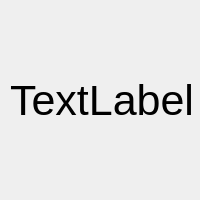
siborion/siborion_american_scan, file bigviewnum.ui: the form before one commit.
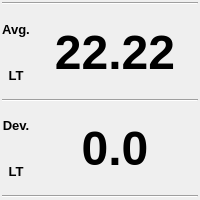
The form after the commit.

What changed in the file:
```diff
--- a/bigviewnum.ui
+++ b/bigviewnum.ui
@@ -13,24 +13,168 @@
   <property name="windowTitle">
    <string>Form</string>
   </property>
-  <widget class="QLabel" name="label">
-   <property name="geometry">
-    <rect>
-     <x>10</x>
-     <y>70</y>
-     <width>191</width>
-     <height>61</height>
-    </rect>
+  <layout class="QGridLayout" name="gridLayout_2">
+   <property name="leftMargin">
+    <number>0</number>
    </property>
-   <property name="font">
-    <font>
-     <pointsize>32</pointsize>
-    </font>
+   <property name="topMargin">
+    <number>0</number>
    </property>
-   <property name="text">
-    <string>TextLabel</string>
+   <property name="rightMargin">
+    <number>0</number>
    </property>
-  </widget>
+   <property name="bottomMargin">
+    <number>0</number>
+   </property>
+   <property name="spacing">
+    <number>0</number>
+   </property>
+   <item row="0" column="0">
+    <layout class="QGridLayout" name="gridLayout" rowstretch="0,0,0,0,0,0,0" columnstretch="0,1">
+     <property name="leftMargin">
+      <number>2</number>
+     </property>
+     <property name="topMargin">
+      <number>2</number>
+     </property>
+     <property name="rightMargin">
+      <number>2</number>
+     </property>
+     <property name="bottomMargin">
+      <number>2</number>
+     </property>
+     <property name="spacing">
+      <number>2</number>
+     </property>
+     <item row="4" column="1" rowspan="2">
+      <widget class="QLabel" name="label_6">
+       <property name="font">
+        <font>
+         <pointsize>36</pointsize>
+         <weight>75</weight>
+         <bold>true</bold>
+        </font>
+       </property>
+       <property name="text">
+        <string>0.0</string>
+       </property>
+       <property name="alignment">
+        <set>Qt::AlignCenter</set>
+       </property>
+      </widget>
+     </item>
+     <item row="1" column="1" rowspan="2">
+      <widget class="QLabel" name="label_2">
+       <property name="font">
+        <font>
+         <pointsize>36</pointsize>
+         <weight>75</weight>
+         <bold>true</bold>
+        </font>
+       </property>
+       <property name="text">
+        <string>22.22</string>
+       </property>
+       <property name="alignment">
+        <set>Qt::AlignCenter</set>
+       </property>
+      </widget>
+     </item>
+     <item row="4" column="0">
+      <widget class="QLabel" name="label_5">
+       <property name="font">
+        <font>
+         <pointsize>10</pointsize>
+         <weight>75</weight>
+         <bold>true</bold>
+        </font>
+       </property>
+       <property name="text">
+        <string>Dev.</string>
+       </property>
+       <property name="alignment">
+        <set>Qt::AlignCenter</set>
+       </property>
+      </widget>
+     </item>
+     <item row="2" column="0">
+      <widget class="QLabel" name="label_3">
+       <property name="font">
+        <font>
+         <pointsize>10</pointsize>
+         <weight>75</weight>
+         <bold>true</bold>
+        </font>
+       </property>
+       <property name="text">
+        <string>LT</string>
+       </property>
+       <property name="alignment">
+        <set>Qt::AlignCenter</set>
+       </property>
+      </widget>
+     </item>
+     <item row="1" column="0">
+      <widget class="QLabel" name="label">
+       <property name="font">
+        <font>
+         <pointsize>10</pointsize>
+         <weight>75</weight>
+         <bold>true</bold>
+        </font>
+       </property>
+       <property name="layoutDirection">
+        <enum>Qt::LeftToRight</enum>
+       </property>
+       <property name="text">
+        <string>Avg.</string>
+       </property>
+       <property name="alignment">
+        <set>Qt::AlignCenter</set>
+       </property>
+      </widget>
+     </item>
+     <item row="5" column="0">
+      <widget class="QLabel" name="label_7">
+       <property name="font">
+        <font>
+         <pointsize>10</pointsize>
+         <weight>75</weight>
+         <bold>true</bold>
+        </font>
+       </property>
+       <property name="text">
+        <string>LT</string>
+       </property>
+       <property name="alignment">
+        <set>Qt::AlignCenter</set>
+       </property>
+      </widget>
+     </item>
+     <item row="6" column="0" colspan="2">
+      <widget class="Line" name="line_2">
+       <property name="orientation">
+        <enum>Qt::Horizontal</enum>
+       </property>
+      </widget>
+     </item>
+     <item row="3" column="0" colspan="2">
+      <widget class="Line" name="line">
+       <property name="orientation">
+        <enum>Qt::Horizontal</enum>
+       </property>
+      </widget>
+     </item>
+     <item row="0" column="0" colspan="2">
+      <widget class="Line" name="line_3">
+       <property name="orientation">
+        <enum>Qt::Horizontal</enum>
+       </property>
+      </widget>
+     </item>
+    </layout>
+   </item>
+  </layout>
  </widget>
  <resources/>
  <connections/>
```
